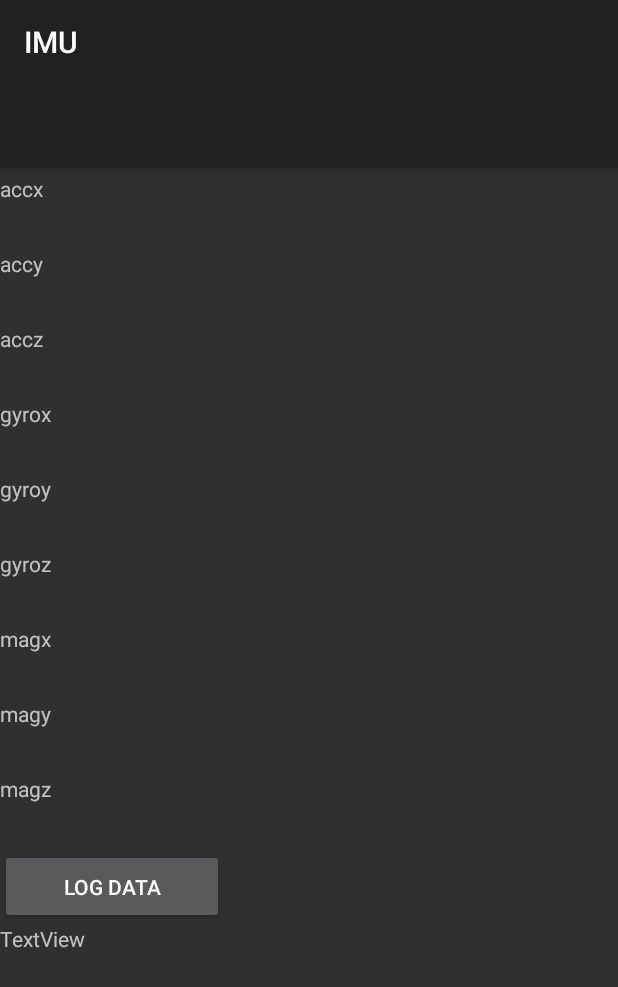
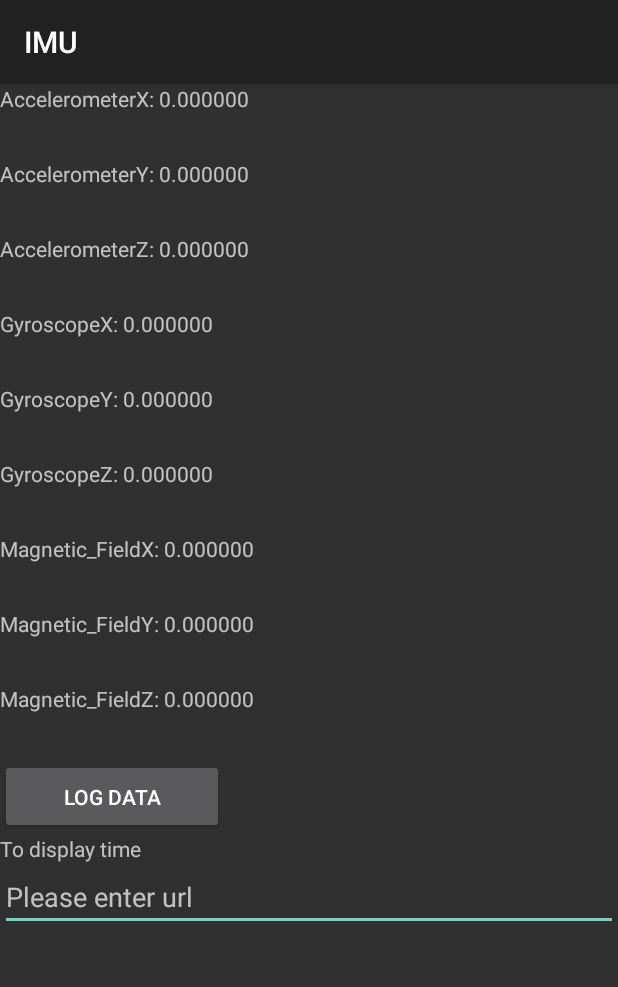
Before and after one commit to GGengg/IMU, an Android app: the screen it shows after launch (MainActivity), after a tap on "LOG DATA", on a phone screen of 412 x 824 dp. Shown: the top 987 px of the screen. Run offline under Robolectric (Android 15) with nearby library versions, the phone set to English and light mode, and no system bars.

Commit message:
Calculated orientation angle and added editText for user-input server url

```diff
--- a/app/src/main/AndroidManifest.xml
+++ b/app/src/main/AndroidManifest.xml
@@ -5,14 +5,18 @@
     <uses-permission android:name="android.permission.INTERNET"/>
     <uses-permission android:name="android.permission.READ_EXTERNAL_STORAGE" />
     <uses-permission android:name="android.permission.WRITE_EXTERNAL_STORAGE" />
+    <uses-permission android:name="android.permission.HIGH_SAMPLING_RATE_SENSORS"/>
     <application
         android:allowBackup="true"
         android:icon="@mipmap/ic_launcher"
         android:label="@string/app_name"
         android:roundIcon="@mipmap/ic_launcher_round"
         android:supportsRtl="true"
+        android:theme="@style/Theme.IMU">
+        <!--
         android:networkSecurityConfig="@xml/network_security_config"
-        android:theme="@style/Theme.IMU" >
+        -->
+
     <activity
         android:name=".MainActivity"
         android:exported="true"
@@ -24,6 +28,7 @@
             <category android:name="android.intent.category.LAUNCHER" />
         </intent-filter>
     </activity>
+
     </application>
 
 </manifest>
--- a/app/src/main/java/com/example/imu/MainActivity.java
+++ b/app/src/main/java/com/example/imu/MainActivity.java
@@ -8,9 +8,11 @@ import android.hardware.SensorManager;
 import android.os.Bundle;
 import androidx.annotation.NonNull;
 import androidx.appcompat.app.AppCompatActivity;
+
 import android.os.Handler;
 import android.os.SystemClock;
 import android.view.View;
+import android.widget.EditText;
 import android.widget.TextView;
 import android.util.Log;
 import java.io.IOException;
@@ -36,6 +38,12 @@ public class MainActivity extends AppCompatActivity implements SensorEventListen
             magxText, magyText, magzText, Timestamp;
 
     public float accx,accy,accz,gyrox,gyroy,gyroz,magx,magy,magz;
+
+    private final float[] LastAccReading = new float[3];
+    private final float[] LastMagReading = new float[3];
+    private final float[] rotationMatrix = new float[9];
+    private final float[] orientationAngles = new float[3];
+
     public long time;
 
     @Override
@@ -59,6 +67,43 @@ public class MainActivity extends AppCompatActivity implements SensorEventListen
         sensors.put("Gyroscope",sensorManager.getDefaultSensor(Sensor.TYPE_GYROSCOPE));
         sensors.put("Magnetic",sensorManager.getDefaultSensor(Sensor.TYPE_MAGNETIC_FIELD));
         registerSensors();
+        Update_UI();
+    }
+
+    public void Update_UI(){
+        Handler Update_UI_Handler = new Handler();
+        Runnable Update_UI_Runnable = new Runnable() {
+            @Override
+            public void run() {
+                if (!Running) {
+                    Update_UI_Handler.removeCallbacks(this);
+                } else {
+                    Update_UI_Handler.postDelayed(this,200);
+
+                    String AccX = getString(R.string.AccelerometerX,accx);
+                    String AccY = getString(R.string.AccelerometerY,accy);
+                    String AccZ = getString(R.string.AccelerometerZ,accz);
+                    accxText.setText(AccX);
+                    accyText.setText(AccY);
+                    acczText.setText(AccZ);
+
+                    String MagX = getString(R.string.Magnetic_FieldX,magx);
+                    String MagY = getString(R.string.Magnetic_FieldY,magy);
+                    String MagZ = getString(R.string.Magnetic_FieldZ,magz);
+                    magxText.setText(MagX);
+                    magyText.setText(MagY);
+                    magzText.setText(MagZ);
+
+                    String GyroX = getString(R.string.GyroscopeX,gyrox);
+                    String GyroY = getString(R.string.GyroscopeY,gyroy);
+                    String GyroZ = getString(R.string.GyroscopeZ,gyroz);
+                    gyroxText.setText(GyroX);
+                    gyroyText.setText(GyroY);
+                    gyrozText.setText(GyroZ);
+                }
+            }
+        };
+        Update_UI_Handler.postDelayed(Update_UI_Runnable,100);
     }
 
     public void registerSensors(){
@@ -78,14 +123,21 @@ public class MainActivity extends AppCompatActivity implements SensorEventListen
         Log.d(TAG,"onClickLogData");
         final OkHttpClient client = new OkHttpClient();
 
-        Handler handler = new Handler();
-        Runnable runnable = new Runnable() {
-            @Override
-            public void run() {
-                if (Running) {
-                    handler.postDelayed(this, 20);
-                    String url = "http://192.168.86.43:5000/server";
-                    Log.d(TAG, String.valueOf(time));
+        EditText url_text = findViewById(R.id.editTextNumber);
+        String url_bit = url_text.getText().toString();
+
+        String url = "http://192.168.86." + url_bit + ":5000/server";
+
+        //String url = "http://192.168.86.48:5000/server";
+
+        Thread thread = new Thread(() -> {
+            while (Running) {
+                try {
+                    Thread.sleep(50);
+                } catch (InterruptedException e) {
+                    e.printStackTrace();
+                }
+
                 RequestBody body = new FormBody.Builder()
                         .add("Timestamp", String.valueOf(time))
                         .add("accx", String.valueOf(accx))
@@ -97,7 +149,13 @@ public class MainActivity extends AppCompatActivity implements SensorEventListen
                         .add("magx", String.valueOf(magx))
                         .add("magy", String.valueOf(magy))
                         .add("magz", String.valueOf(magz))
+                        .add("orientation", orientationAngles[0] + " " +
+                                orientationAngles[1] + " " + orientationAngles[2])
                         .build();
+
+                Log.d(TAG,orientationAngles[0] +
+                        String.valueOf(orientationAngles[1]) +
+                        orientationAngles[2]);
 
                 Request request = new Request.Builder()
                         .url(url)
@@ -119,58 +177,45 @@ public class MainActivity extends AppCompatActivity implements SensorEventListen
                         Log.i("result", result);
                     }
                 });
-                } else {
-                    handler.removeCallbacks(this);
             }
-                }
-        };
-        handler.postDelayed(runnable, 1000);
+        });
+        thread.start();
     }
 
     @Override
     public void onSensorChanged(SensorEvent sensorEvent) {
+        //in milliseconds since last boot
         time = SystemClock.elapsedRealtime();
-        Timestamp.setText(String.valueOf(time));
-
-        //in milliseconds since last boot
-        //Log.d(TAG, String.valueOf(SystemClock.elapsedRealtime()));
+        //Timestamp.setText(String.valueOf(time));
 
         switch (sensorEvent.sensor.getType()){
             case Sensor.TYPE_ACCELEROMETER:
+                System.arraycopy(sensorEvent.values,0,LastAccReading,0,sensorEvent.values.length);
                 accx = sensorEvent.values[0];
                 accy = sensorEvent.values[1];
                 accz = sensorEvent.values[2];
-                String AccX = this.getString(R.string.AccelerometerX,accx);
-                String AccY = this.getString(R.string.AccelerometerY,accy);
-                String AccZ = this.getString(R.string.AccelerometerZ,accz);
-                accxText.setText(AccX);
-                accyText.setText(AccY);
-                acczText.setText(AccZ);
                 break;
 
             case Sensor.TYPE_MAGNETIC_FIELD:
+                System.arraycopy(sensorEvent.values,0,LastMagReading,0,sensorEvent.values.length);
                 magx = sensorEvent.values[0];
                 magy = sensorEvent.values[1];
                 magz = sensorEvent.values[2];
-                String MagX = this.getString(R.string.Magnetic_FieldX,magx);
-                String MagY = this.getString(R.string.Magnetic_FieldY,magy);
-                String MagZ = this.getString(R.string.Magnetic_FieldZ,magz);
-                magxText.setText(MagX);
-                magyText.setText(MagY);
-                magzText.setText(MagZ);
                 break;
 
             case Sensor.TYPE_GYROSCOPE:
                 gyrox = sensorEvent.values[0];
                 gyroy = sensorEvent.values[1];
                 gyroz = sensorEvent.values[2];
-                String GyroX = this.getString(R.string.GyroscopeX,gyrox);
-                String GyroY = this.getString(R.string.GyroscopeY,gyroy);
-                String GyroZ = this.getString(R.string.GyroscopeZ,gyroz);
-                gyroxText.setText(GyroX);
-                gyroyText.setText(GyroY);
-                gyrozText.setText(GyroZ);
         }
+
+        // Rotation matrix based on current readings from accelerometer and magnetometer.
+        SensorManager.getRotationMatrix(rotationMatrix, null,
+                LastAccReading, LastMagReading);
+        // Express the updated rotation matrix as three orientation angles.
+        SensorManager.getOrientation(rotationMatrix, orientationAngles);
+
+        //Log.i("OrientationTestActivity",String.format("Orientation: %f, %f, %f", orientationAngles[0],orientationAngles[1],orientationAngles[2]));
     }
 
     @Override
--- a/app/src/main/res/layout/activity_main.xml
+++ b/app/src/main/res/layout/activity_main.xml
@@ -10,13 +10,6 @@
         android:layout_height="wrap_content"
         android:theme="@style/Theme.AppCompat">
 
-        <androidx.appcompat.widget.Toolbar
-            android:id="@+id/toolbar"
-            android:layout_width="match_parent"
-            android:layout_height="?attr/actionBarSize"
-            android:background="?attr/colorPrimary"
-            app:popupTheme="@style/Theme.AppCompat" />
-
     </com.google.android.material.appbar.AppBarLayout>
 
     <LinearLayout
@@ -26,18 +19,10 @@
         android:layout_height="match_parent"
         android:orientation="vertical">
 
-        <Button
-            android:id="@+id/bt"
-            android:layout_width="130dp"
-            android:layout_height="60dp"
-            android:text="Nothing"
-            tools:ignore="DuplicateIds" />
-
         <TextView
             android:id="@+id/accx"
             android:layout_width="300dp"
             android:layout_height="50dp"
-            android:layout_gravity=""
             android:text="accx" />
 
         <TextView
@@ -107,7 +92,15 @@
             android:id="@+id/time"
             android:layout_width="match_parent"
             android:layout_height="wrap_content"
-            android:text="TextView" />
+            android:text="To display time" />
+
+        <EditText
+            android:id="@+id/editTextNumber"
+            android:layout_width="match_parent"
+            android:layout_height="wrap_content"
+            android:ems="10"
+            android:hint="Please enter url"
+            android:inputType="number" />
 
     </LinearLayout>
 
--- a/app/src/main/res/xml/network_security_config.xml
+++ b/app/src/main/res/xml/network_security_config.xml
@@ -27,4 +27,7 @@
     <domain-config cleartextTrafficPermitted="true">
         <domain includeSubdomains="true">192.168.86.43</domain>
     </domain-config>
+    <domain-config cleartextTrafficPermitted="true">
+        <domain includeSubdomains="true">192.168.86.48</domain>
+    </domain-config>
 </network-security-config>
```
Lines whose indentation alone changed are shown as unchanged.
